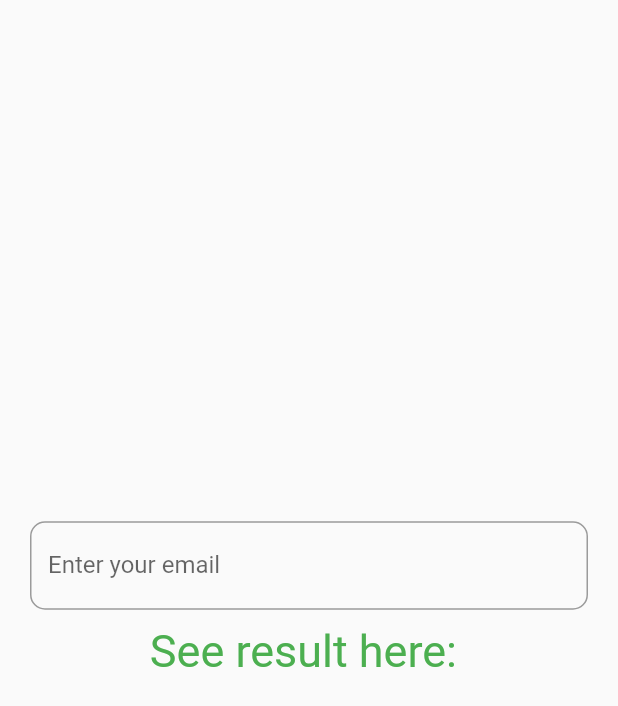
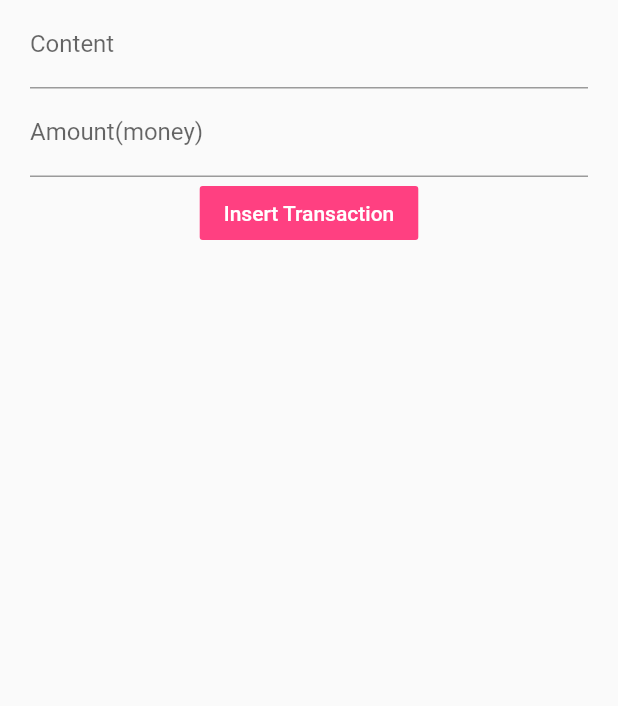
Before and after one commit to tinyboyX/flutter_tutorials, a Flutter app: the screen it shows after launch, on a phone screen of 412 x 824 dp. Shown: the top 706 px of the screen. Run offline on Flutter 3.47's test engine with Material 2 defaults, Android fonts, the phone set to English and light mode, and no system bars; missing offline and left inert: dart:ffi.

```diff
--- a/lib/MyApp.dart
+++ b/lib/MyApp.dart
@@ -1,89 +1,85 @@
+import 'dart:ffi';
+
 import 'package:flutter/cupertino.dart';
 import 'package:flutter/material.dart';
+import 'package:intl/intl.dart';
+
 //You can define your own Widget
 class MyApp extends StatefulWidget {
-  //StatefulWidget has internal "state"
-  String name;
-  int age;
-  MyApp({this.name, this.age});//name, age is state ? No !, it is properties
   @override
   State<StatefulWidget> createState() {
+    // TODO: implement createState
     return _MyAppState();
   }
 }
-class _MyAppState extends State<MyApp> with WidgetsBindingObserver{
-  //when a widget is created and running, there are 3 functions that we may concern:
-  //1. initState
-  //2.build() is triggered when we call setState(...)
-  //3.dispose() is called when state/widget object is removed
-  //Now we try to test these functions/methods
 
-  String _email = '';//This is state!
-  final emailEditingController = TextEditingController();
+//This is a "very basic" statefulwidget
+class _MyAppState extends State<MyApp> with WidgetsBindingObserver {
+  final GlobalKey<ScaffoldState> _scaffoldKey = new GlobalKey<ScaffoldState>();
+  final _contentController = TextEditingController();
+  final _amountController = TextEditingController();
+
+  //define states
+  String _content;
+  double _amount;
+
   @override
   void initState() {
     super.initState();
     WidgetsBinding.instance.addObserver(this);
-    print('Run initstate()');
   }
+
   @override
   void dispose() {
     super.dispose();
-    emailEditingController.dispose();
     WidgetsBinding.instance.removeObserver(this);
-    print('Run dispose()');
   }
-  //when I know "the app is in background/foreground mode" ?
-  @override
-  void didChangeAppLifecycleState(AppLifecycleState state) {
-    super.didChangeAppLifecycleState(state);
-    if(state == AppLifecycleState.paused) {
-      print('App is in Background mode');
-    } else if(state == AppLifecycleState.resumed) {
-      print('App is in Foreground mode');
-    }
-  }
+
   @override
   Widget build(BuildContext context) {
-    print('Run build()');
     return MaterialApp(
         title: "This is a StatefulWidget",
         home: Scaffold(
-          body: Center(
-              child: Column(
-                mainAxisAlignment: MainAxisAlignment.center,
-                children: <Widget>[
-                  Container(
-                    padding: EdgeInsets.symmetric(horizontal: 20, vertical: 10),
-                    child: TextField(
-                      controller: emailEditingController,
-                      onChanged: (text){
-                        this.setState((){
-                          _email = text;//when state changed => build() rerun => reload widget
+            key: _scaffoldKey,
+            body: SafeArea(
+                minimum: const EdgeInsets.only(left: 20, right: 20),
+                child: Column(
+                  mainAxisAlignment: MainAxisAlignment.start,
+                  children: <Widget>[
+                    TextField(
+                      decoration: InputDecoration(labelText: 'Content'),
+                      controller: _contentController,
+                      onChanged: (text) {
+                        setState(() {
+                          _content = text;
                         });
                       },
-                      decoration: InputDecoration(
-                        border: OutlineInputBorder(
-                          borderRadius: const BorderRadius.all(
-                              const Radius.circular(10)
-                          ),
-                        ),
-                        labelText:'Enter your email',
-                      ),
                     ),
-                  ),
-                  Text(
-                    'See result here: ',
-                    style: TextStyle(fontSize: 30, color: Colors.green),
-                  ),
-                  Text(
-                    _email,
-                    style: TextStyle(fontSize: 30, color: Colors.blueAccent),
-                  ),
-                ],
-              )
-          ),
-        )
-    );
+                    TextField(
+                      decoration: InputDecoration(labelText: 'Amount(money)'),
+                      controller: _amountController,
+                      onChanged: (text) {
+                        setState(() {
+                          _amount =
+                              double.tryParse(text) ?? 0; //if error, value = 0
+                        });
+                      },
+                    ),
+                    FlatButton(
+                      child: Text('Insert Transaction'),
+                      color: Colors.pinkAccent,
+                      textColor: Colors.white,
+                      onPressed: () {
+                        //print('Content = $_content, money\'s amount = $_amount');
+                        //Display to UI ?
+                        _scaffoldKey.currentState.showSnackBar(SnackBar(
+                          content: Text(
+                              'Content = $_content, money\'s amount = $_amount'),
+                          duration: Duration(seconds: 3),
+                        ));
+                      },
+                    )
+                  ],
+                ))));
   }
 }
```
